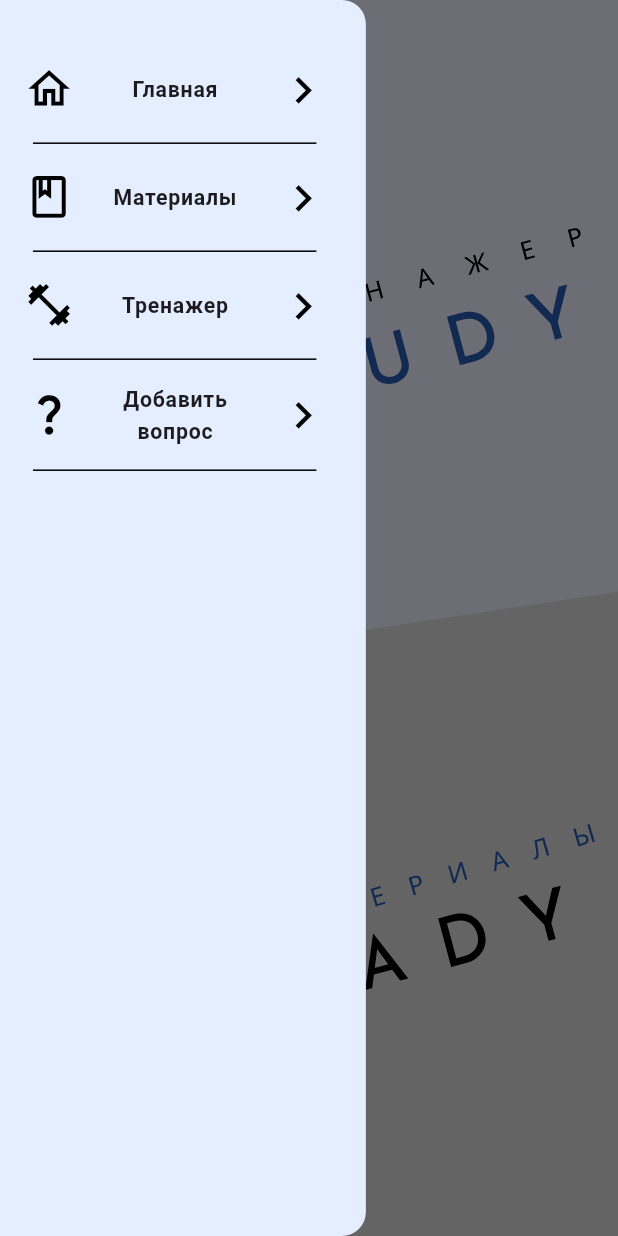
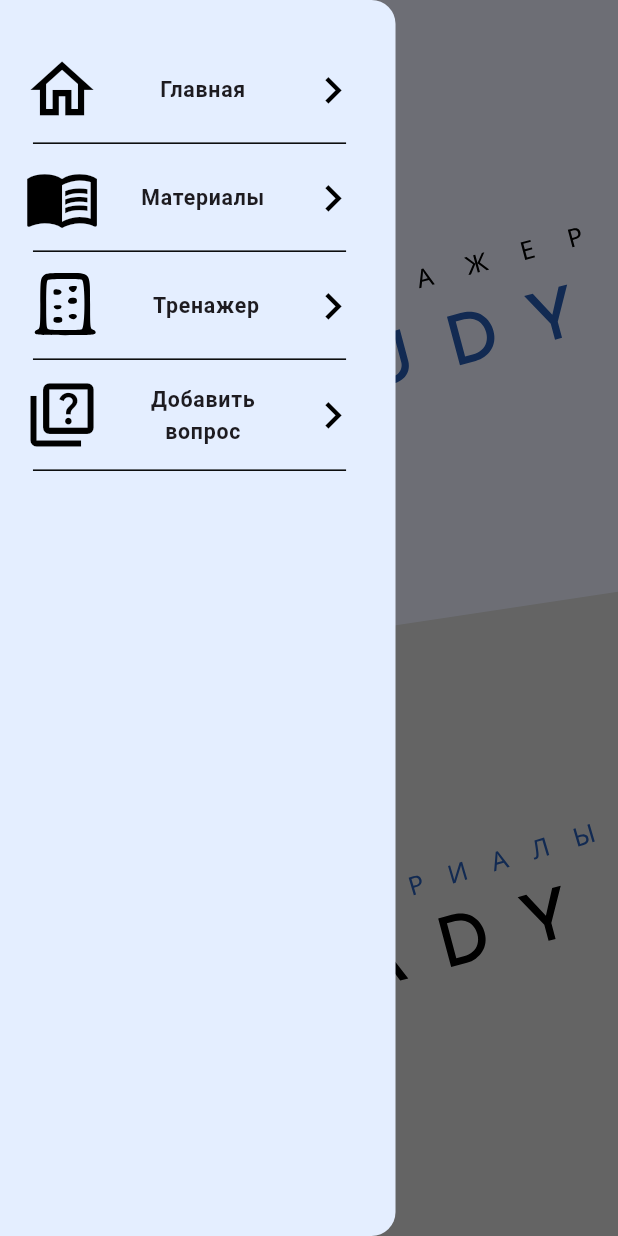
Before and after one commit to megavvve/StudyReady, a Flutter app: the screen it shows after launch, with the side drawer open, on a phone screen of 412 x 824 dp. Run offline on Flutter 3.47's test engine with Material 3 defaults, Android fonts, the phone set to English and light mode, and no system bars; our stand-ins replace bloc, cloud_firestore, drift, equatable, file_picker, firebase_auth and 7 more; missing offline and left inert: easy_autocomplete, flutter_pdfview, sqlite3; accounts and stored records are empty; generated files the repository leaves out were written again; network calls fail; statements that could not run were skipped; project files that could hold a hidden picture were left out.

Commit message:
Change design and add random color choice for trainer card

```diff
--- a/lib/presentation/navigation/navigation_bar.dart
+++ b/lib/presentation/navigation/navigation_bar.dart
@@ -13,7 +13,7 @@ class NavigatorDrawer extends StatelessWidget {
   @override
   Widget build(BuildContext context) {
     return Drawer(
-      width: 222.w,
+      width: 240.w,
       backgroundColor: burgerBackground,
       child: Container(
         padding: EdgeInsets.only(
@@ -38,11 +38,7 @@ class NavigatorDrawer extends StatelessWidget {
                 ),
               ),
             ),
-            Divider(
-              color: Colors.black,
-              indent: 20.w,
-              endIndent: 30.w,
-            ),
+            divider,
             ListTile(
               leading: materialIcon,
               title: materialTitle,
@@ -60,11 +56,7 @@ class NavigatorDrawer extends StatelessWidget {
                 ),
               ),
             ),
-            Divider(
-              color: Colors.black,
-              indent: 20.w,
-              endIndent: 30.w,
-            ),
+            divider,
             ListTile(
               leading: trainerIcon,
               title: trainerTitle,
@@ -82,11 +74,7 @@ class NavigatorDrawer extends StatelessWidget {
                 ),
               ),
             ),
-            Divider(
-              color: Colors.black,
-              indent: 20.w,
-              endIndent: 30.w,
-            ),
+            divider,
             ListTile(
               leading: addQuestionIcon,
               title: addQuestionTitle,
@@ -104,11 +92,7 @@ class NavigatorDrawer extends StatelessWidget {
                 ),
               ),
             ),
-            Divider(
-              color: Colors.black,
-              indent: 20.w,
-              endIndent: 30.w,
-            ),
+            divider,
           ],
         ),
       ),
--- a/lib/presentation/pages/trainer_page/add_question/add_question_screen/widgets_add_question/option_button.dart
+++ b/lib/presentation/pages/trainer_page/add_question/add_question_screen/widgets_add_question/option_button.dart
@@ -34,7 +34,7 @@ class OptionsButton extends StatelessWidget {
       child: Row(
         children: [
           Icon(
-            Icons.settings,
+            Icons.settings_outlined,
             size: 30.sp,
             color: Colors.black,
           ),
--- a/lib/presentation/pages/trainer_page/add_question/question_params/widgets_answer_parametrs/card_for_question_param.dart
+++ b/lib/presentation/pages/trainer_page/add_question/question_params/widgets_answer_parametrs/card_for_question_param.dart
@@ -78,7 +78,7 @@ class _CardForQuestionParamsState extends State<CardForQuestionParams> {
               padding: EdgeInsets.symmetric(horizontal: 8.w),
               alignment: Alignment.centerLeft,
               decoration: BoxDecoration(
-                color: const Color.fromRGBO(198, 216, 245, 1),
+                color: const Color(0xFFB8D3FF),
                 borderRadius: BorderRadius.circular(16.sp),
               ),
               child: Stack(
--- a/lib/presentation/pages/trainer_page/train_process_screen/widget/confirmation_dialog.dart
+++ b/lib/presentation/pages/trainer_page/train_process_screen/widget/confirmation_dialog.dart
@@ -7,6 +7,7 @@ class ConfirmationDialog extends StatelessWidget {
   @override
   Widget build(BuildContext context) {
     return AlertDialog(
+      backgroundColor: Colors.white,
       title: Text(
         'Вы точно хотите завершить тренажер?',
         style: TextStyle(
--- a/lib/utils/navigation_bar/drawer_utils.dart
+++ b/lib/utils/navigation_bar/drawer_utils.dart
@@ -1,31 +1,33 @@
 import 'package:flutter/material.dart';
 import 'package:flutter_screenutil/flutter_screenutil.dart';
+import 'package:flutter_svg/flutter_svg.dart';
 
 //leading icons
 final mainIcon = Icon(
   Icons.home_outlined,
-  size: 33.sp,
+  size: 50.sp,
   color: Colors.black,
 );
 
 //leading icons
 final materialIcon = Icon(
-  Icons.book_outlined,
-  size: 33.sp,
+  Icons.menu_book_outlined,
+  size: 50.sp,
   color: Colors.black,
 );
 
 //leading icons
-final trainerIcon = Icon(
-  Icons.fitness_center_outlined,
-  size: 33.sp,
+final trainerIcon = SvgPicture.asset(
+  "assets/icons/navigation/trainer_icon.svg",
   color: Colors.black,
+  width: 50.w,
+  height: 50.h,
 );
 
 //leading icons
 final addQuestionIcon = Icon(
-  Icons.question_mark_outlined,
-  size: 33.sp,
+  Icons.quiz_outlined,
+  size: 50.sp,
   color: Colors.black,
 );
 
@@ -49,6 +51,7 @@ final trainerTitle = Text(
   style: TextStyle(fontSize: 14.sp, fontWeight: FontWeight.w700),
   textAlign: TextAlign.center,
 );
+
 //titles
 final addQuestionTitle = Text(
   'Добавить вопрос',
@@ -62,3 +65,10 @@ final trailingIcon = Icon(
   size: 35.sp,
   color: Colors.black,
 );
+
+//divider
+final divider = Divider(
+  color: Colors.black,
+  indent: 20.w,
+  endIndent: 30.w,
+);
--- a/pubspec.yaml
+++ b/pubspec.yaml
@@ -79,7 +79,7 @@ flutter:
     - assets/images/trainer/background_for_app_bar_trainer.svg
     - assets/jsons/trainer1.json
     - assets/jsons/trainer2.json
-    - assets/icons/navigation/material_icon.svg
+    - assets/icons/navigation/trainer_icon.svg
 
   # To add assets to your application, add an assets section, like this:
   # assets:
```
Also changed, not shown: lib/main.dart (+6 -4 lines), lib/presentation/pages/materials_page/widgets/material_card.dart (+15 -9 lines), lib/presentation/pages/trainer_page/add_question/add_question_screen/widgets_add_question/add_trainer_dialog.dart (+14 -1 lines), lib/presentation/pages/trainer_page/add_question/question_params/widgets_answer_parametrs/sliver_ans_pars_app_bar_widget.dart (+7 -7 lines), lib/presentation/pages/trainer_page/trainer_screen/widget/trainer_card.dart (+7 -6 lines), assets/icons/navigation/material_icon.svg (deleted), assets/icons/navigation/trainer_icon.svg (added).
